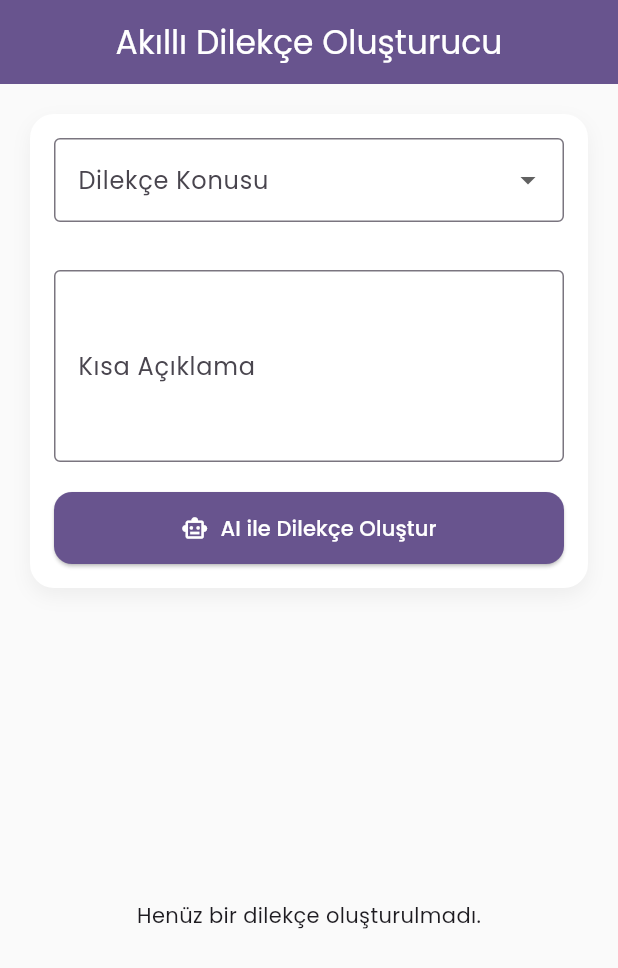
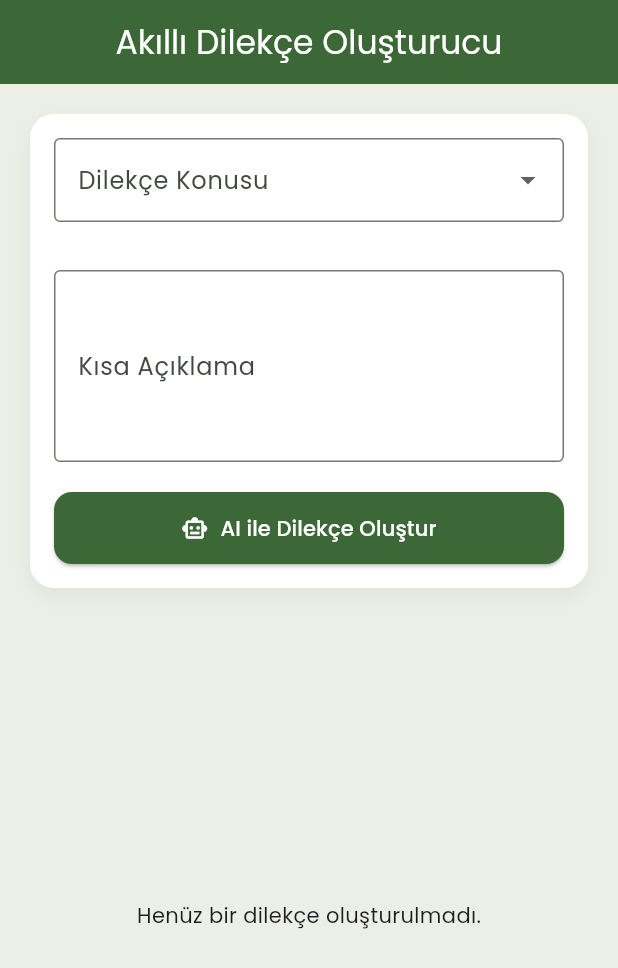
Before and after one commit to KadriyeMacit/Smart-Petition-App, a Flutter app: the screen it shows after launch, on a phone screen of 412 x 824 dp. Shown: the top 968 px of the screen. Run offline on Flutter 3.47's test engine with Material 3 defaults, Android fonts, the phone set to English and light mode, and no system bars; our stand-ins replace flutter_bloc, flutter_dotenv, google_fonts, google_generative_ai, pdf, printing.

Commit message:
Add colors

```diff
--- /dev/null
+++ b/lib/app_colors.dart
@@ -0,0 +1,14 @@
+import 'package:flutter/material.dart';
+
+class AppColors {
+  static const Color green = Color(0xFF71bf46);
+  static const Color grey = Color(0xFFecefe6);
+  static const Color brown = Color(0xFF8c653d);
+  static const Color blue = Color(0xFF0cbae1);
+  static const Color black = Color(0xFF231f20);
+
+  static const Color primary = grey;
+  static const Color secondary = brown;
+  static const Color background = grey;
+  static const Color text = black;
+}
--- a/lib/main.dart
+++ b/lib/main.dart
@@ -1,6 +1,7 @@
 import 'package:flutter/material.dart';
 import 'package:flutter_bloc/flutter_bloc.dart';
 import 'package:google_fonts/google_fonts.dart';
+import 'package:smart_petition_app/app_colors.dart';
 import 'package:smart_petition_app/cubit/petition_cubit.dart';
 import 'package:flutter_dotenv/flutter_dotenv.dart';
 import 'package:smart_petition_app/view/petition_screen.dart';
@@ -29,8 +30,8 @@
       theme: ThemeData(
         useMaterial3: true,
         textTheme: GoogleFonts.poppinsTextTheme(),
-        colorSchemeSeed: Colors.deepPurple,
-        scaffoldBackgroundColor: Colors.grey[50],
+        colorSchemeSeed: AppColors.primary,
+        scaffoldBackgroundColor: AppColors.background,
       ),
       home: BlocProvider(
         create: (_) => PetitionCubit(),
```
